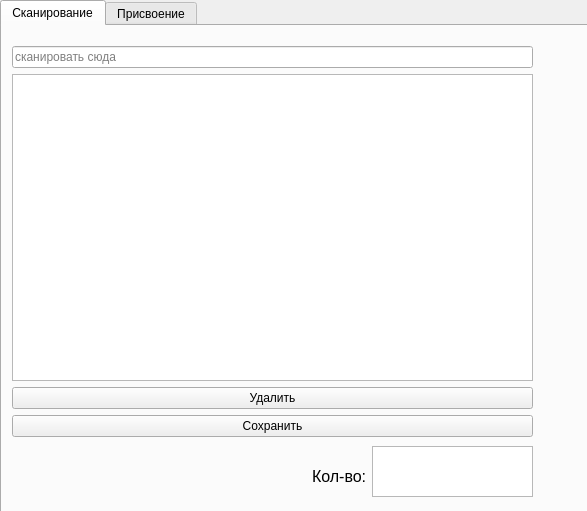
Slava-Gll/BatchBarQT, file main_widget.ui: the form before one commit.
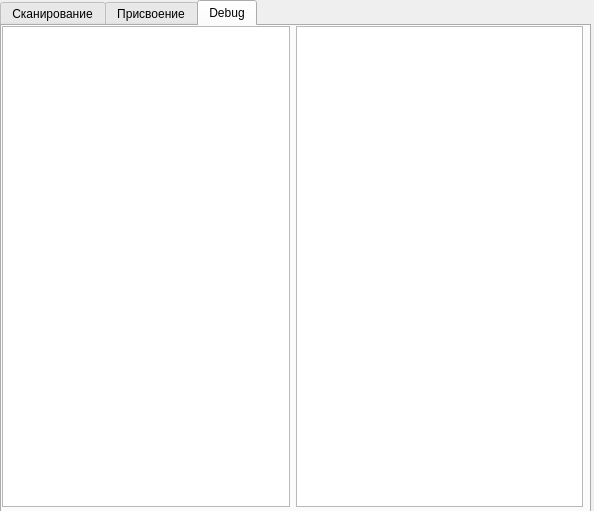
The form after the commit.

Commit message: fix path encoding error

Diff of the .ui file:
```diff
--- a/main_widget.ui
+++ b/main_widget.ui
@@ -6,7 +6,7 @@
    <rect>
     <x>0</x>
     <y>0</y>
-    <width>587</width>
+    <width>594</width>
     <height>511</height>
    </rect>
   </property>
@@ -20,6 +20,9 @@
    <string>BatchBar</string>
   </property>
   <widget class="QTabWidget" name="tabWidget">
+   <property name="enabled">
+    <bool>true</bool>
+   </property>
    <property name="geometry">
     <rect>
      <x>0</x>
@@ -29,7 +32,7 @@
     </rect>
    </property>
    <property name="currentIndex">
-    <number>0</number>
+    <number>2</number>
    </property>
    <widget class="QWidget" name="tab_scan">
     <attribute name="title">
@@ -409,6 +412,32 @@
      </layout>
     </widget>
    </widget>
+   <widget class="QWidget" name="tab_debug">
+    <property name="enabled">
+     <bool>true</bool>
+    </property>
+    <attribute name="title">
+     <string>Debug</string>
+    </attribute>
+    <widget class="QWidget" name="">
+     <property name="geometry">
+      <rect>
+       <x>0</x>
+       <y>0</y>
+       <width>581</width>
+       <height>481</height>
+      </rect>
+     </property>
+     <layout class="QHBoxLayout" name="horizontalLayout_4">
+      <item>
+       <widget class="QTextEdit" name="textEdit_debug_stdout"/>
+      </item>
+      <item>
+       <widget class="QTextEdit" name="textEdit_debug_stderr"/>
+      </item>
+     </layout>
+    </widget>
+   </widget>
   </widget>
   <widget class="QPushButton" name="pushButton_easter">
    <property name="geometry">
```
Left out of the diff: 13 changed lines with no effect on the pictures. The commit also changes 2 other files.
